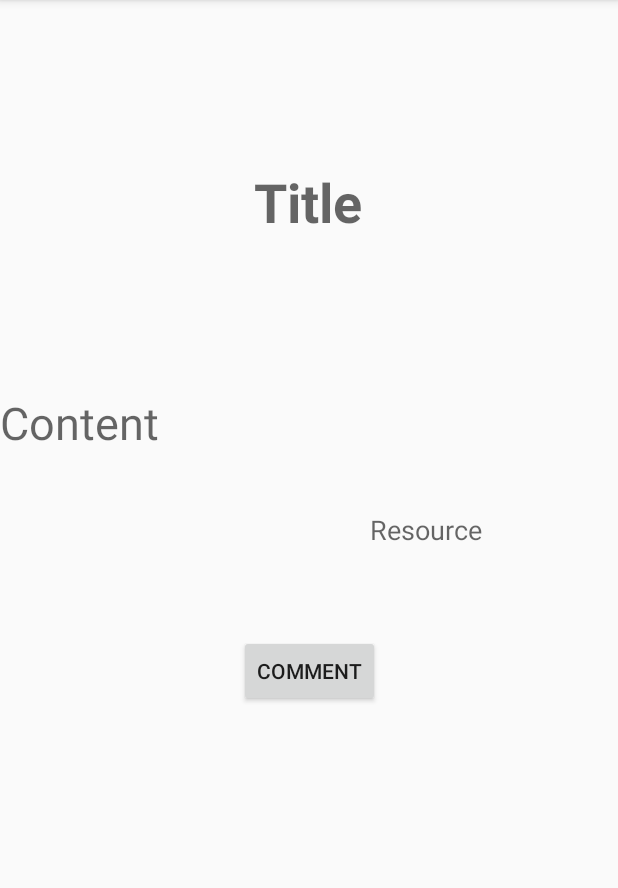
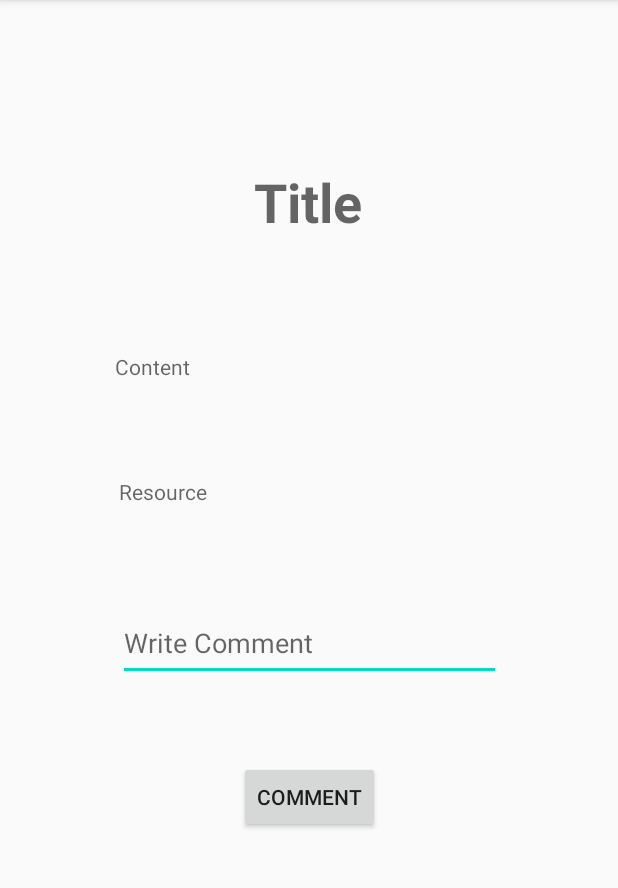
Before and after one commit to sale7268/LearnIt, an Android app: the CommentActivity screen opened directly, with no data from a screen before it, on a phone screen of 412 x 824 dp, the part 84-972 px from its top. Run offline under Robolectric (Android 15) with nearby library versions, the phone set to English and light mode, and no system bars; libraries missing offline, so code that uses them is left out: com.parse; 3 statements that could not run were skipped.

Commit message:
Comments work now just need to retrieve them.

```diff
--- a/app/src/main/java/edu/csumb/educationalapp/CommentActivity.java
+++ b/app/src/main/java/edu/csumb/educationalapp/CommentActivity.java
@@ -2,10 +2,15 @@ package edu.csumb.educationalapp;
 
 import androidx.appcompat.app.AppCompatActivity;
 
+import android.content.Intent;
 import android.os.Bundle;
+import android.util.Log;
+import android.view.View;
 import android.widget.Button;
+import android.widget.EditText;
 import android.widget.ListView;
 import android.widget.TextView;
+import android.widget.Toast;
 
 import com.parse.GetCallback;
 import com.parse.ParseException;
@@ -20,9 +25,11 @@ public class CommentActivity extends AppCompatActivity {
     TextView tvTitle;
     TextView tvContent;
     TextView Resource;
-    Button Comment;
+    EditText newComment;
+    Button CommentButton;
     ListView commentList;
     String objectID;
+    ParseObject post;
 
     @Override
     protected void onCreate(Bundle savedInstanceState) {
@@ -32,24 +39,52 @@ public class CommentActivity extends AppCompatActivity {
         tvTitle = findViewById(R.id.tvTitle);
         tvContent = findViewById(R.id.tvContent);
         Resource = findViewById(R.id.tvResource);
-        Comment = findViewById(R.id.btnComment);
+        CommentButton = findViewById(R.id.btnComment);
         commentList = findViewById(R.id.commentList);
+        newComment = findViewById(R.id.etNewComment);
 
         objectID = ReadPostsActivity.objectID;
 
-        ParseQuery<ParseObject> query = ParseQuery.getQuery(objectID);
-        // Retrieve the object by id
-        query.getInBackground(objectID, new GetCallback<ParseObject>() {
-            public void done(ParseObject entity, ParseException e) {
-                if (e == null) {
-                    tvTitle.setText(entity.getString("title"));
-                    tvContent.setText(entity.getString("content"));
-                    Resource.setText(entity.getString("createdBy"));
-                    // Update the fields we want to
-//                    entity.put("myCustomKey1Name", "My new value");
-//                    entity.put("myCustomKey2Name", 999);
-                    // All other fields will remain the same
-//                    entity.saveInBackground();
+        ParseQuery<ParseObject> query = ParseQuery.getQuery("Post");
+
+        query.whereEqualTo("objectId", objectID);
+        query.getFirstInBackground(new GetCallback<ParseObject>() {
+            public void done(ParseObject object, ParseException e) {
+                if (object == null) {
+                    Log.d("Post", "Request failed.");
+                } else {
+                    String title = object.getString("title");
+                    String content = object.getString("content");
+                    String createdBy = object.getString("createdBy");
+
+                    post = object;
+
+                    tvTitle.setText(title);
+                    tvContent.setText(content);
+                    Resource.setText("Created by " + createdBy);
+                }
+            }
+        });
+
+        CommentButton.setOnClickListener(new View.OnClickListener() {
+            @Override
+            public void onClick(View view) {
+                String newCommentString = newComment.getText().toString();
+                if(newCommentString.equals("")){
+                    Toast.makeText(CommentActivity.this, "Empty Comment", Toast.LENGTH_SHORT).show();
+                }else {
+
+                    ParseObject myComment = new ParseObject("Comment");
+                    myComment.put("content",newCommentString);
+
+                    myComment.put("post", post);
+
+                    myComment.saveInBackground();
+
+                    Toast.makeText(CommentActivity.this, "Comment Submitted", Toast.LENGTH_SHORT).show();
+
+                    Intent intent = new Intent(CommentActivity.this, HomeActivity.class);
+                    startActivity(intent);
                 }
             }
         });
--- a/app/src/main/res/layout/activity_comment.xml
+++ b/app/src/main/res/layout/activity_comment.xml
@@ -23,31 +23,30 @@
 
     <TextView
         android:id="@+id/tvContent"
-        android:layout_width="414dp"
-        android:layout_height="79dp"
+        android:layout_width="258dp"
+        android:layout_height="66dp"
         android:hint="Content"
         android:textAlignment="textStart"
-        android:textSize="30sp"
+        android:textSize="14sp"
         app:layout_constraintBottom_toBottomOf="parent"
         app:layout_constraintEnd_toEndOf="parent"
-        app:layout_constraintHorizontal_bias="0.666"
+        app:layout_constraintHorizontal_bias="0.497"
         app:layout_constraintStart_toStartOf="parent"
         app:layout_constraintTop_toBottomOf="@+id/tvTitle"
-        app:layout_constraintVertical_bias="0.144" />
+        app:layout_constraintVertical_bias="0.088" />
 
     <TextView
         android:id="@+id/tvResource"
-        android:layout_width="149dp"
-        android:layout_height="34dp"
+        android:layout_width="253dp"
+        android:layout_height="58dp"
         android:hint="Resource"
         android:textAlignment="textStart"
-        android:textSize="18sp"
+        android:textSize="14sp"
         app:layout_constraintBottom_toBottomOf="parent"
         app:layout_constraintEnd_toEndOf="parent"
-        app:layout_constraintHorizontal_bias="0.938"
         app:layout_constraintStart_toStartOf="parent"
         app:layout_constraintTop_toBottomOf="@+id/tvContent"
-        app:layout_constraintVertical_bias="0.0" />
+        app:layout_constraintVertical_bias="0.043" />
 
     <ListView
         android:id="@+id/commentList"
@@ -69,6 +68,18 @@
         app:layout_constraintEnd_toEndOf="parent"
         app:layout_constraintStart_toStartOf="parent"
         app:layout_constraintTop_toBottomOf="@+id/tvContent"
-        app:layout_constraintVertical_bias="0.218" />
+        app:layout_constraintVertical_bias="0.493" />
+
+    <EditText
+        android:id="@+id/etNewComment"
+        android:layout_width="255dp"
+        android:layout_height="50dp"
+        android:layout_marginTop="28dp"
+        android:ems="10"
+        android:hint="Write Comment"
+        android:inputType="textPersonName"
+        app:layout_constraintEnd_toEndOf="parent"
+        app:layout_constraintStart_toStartOf="parent"
+        app:layout_constraintTop_toBottomOf="@+id/tvResource" />
 
 </androidx.constraintlayout.widget.ConstraintLayout>
```
Also changed, not shown: app/src/main/java/edu/csumb/educationalapp/Post.java (+12 -2 lines), app/src/main/java/edu/csumb/educationalapp/ReadPostsActivity.java (+5 -4 lines).
